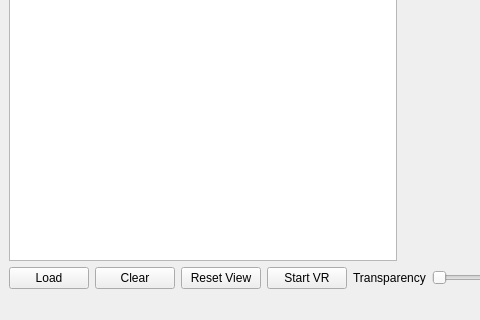
Yahya-Alkhosoussy/Group-Project, file ui/mainwindow.ui: the form before one commit; both pictures show x 0 to 480 and y 280 to 600 of the 800 by 600 pixel window.
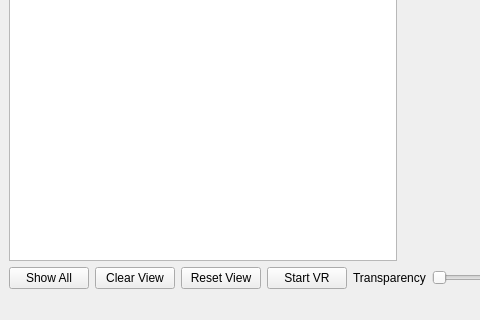
The form after the commit. Icons and pictures are not drawn. Custom widgets are drawn as their Qt base class.

Commit message: Finish Viewer

Patch:
```diff
--- a/ui/mainwindow.ui
+++ b/ui/mainwindow.ui
@@ -41,15 +41,9 @@
       <item>
        <layout class="QHBoxLayout" name="horizontalLayout_2">
         <item>
-         <widget class="QPushButton" name="pushButtonLoad">
-          <property name="sizePolicy">
-           <sizepolicy hsizetype="Preferred" vsizetype="Fixed">
-            <horstretch>0</horstretch>
-            <verstretch>0</verstretch>
-           </sizepolicy>
-          </property>
+         <widget class="QPushButton" name="pushButtonShowAll">
           <property name="text">
-           <string>Load</string>
+           <string>Show All</string>
           </property>
          </widget>
         </item>
@@ -62,7 +56,7 @@
            </sizepolicy>
           </property>
           <property name="text">
-           <string>Clear</string>
+           <string>Clear View</string>
           </property>
          </widget>
         </item>
```
Left out of the diff: 19 changed lines with no effect on the pictures. The commit also changes 2 other files.
